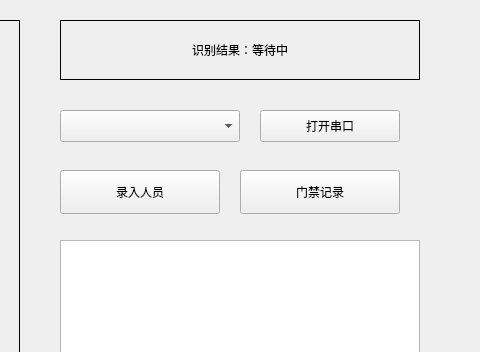
First picture: the form in qt-app/mainwindow.ui, repository xiyu0826/FaceAccess, before the edit; both pictures show x 520 to 1000 and y 0 to 352 of the 1000 by 510 pixel window.
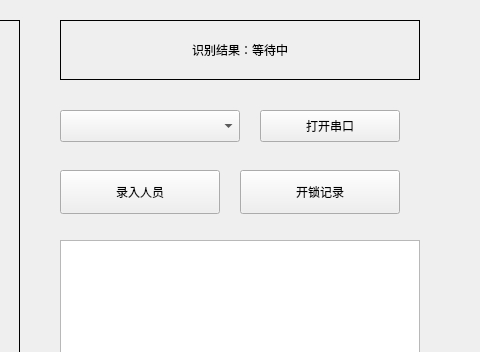
Second picture: the form after the edit.

Commit message: fix: 界面按钮文案改为「开锁记录」

The edit to the form file:
```diff
--- a/qt-app/mainwindow.ui
+++ b/qt-app/mainwindow.ui
@@ -98,7 +98,7 @@
      </rect>
     </property>
     <property name="text">
-     <string>门禁记录</string>
+     <string>开锁记录</string>
     </property>
    </widget>
    <widget class="QTableWidget" name="tableWidget_records">
```
